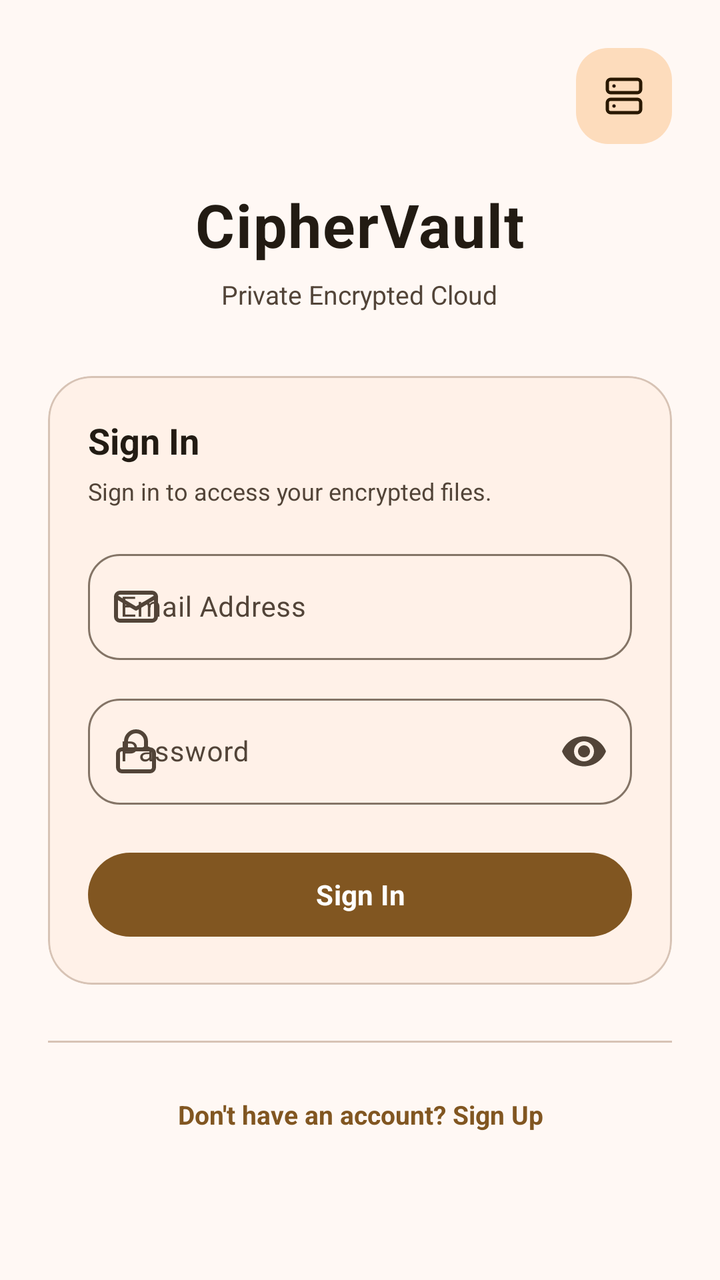
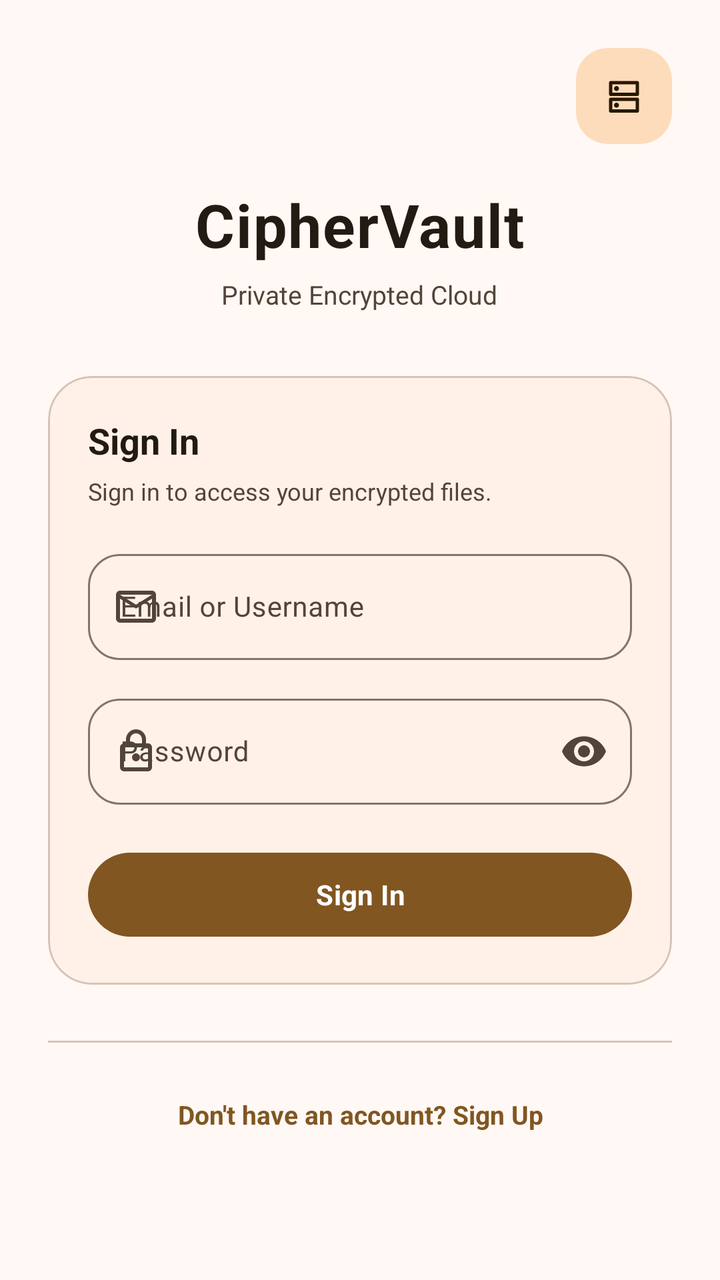

The first picture is an Android layout as it rendered before a commit; the second is the same layout after the commit. The layout source and the unified diff follow.
<!-- AndroidManifest.xml: application theme Theme.CipherVault -->
<!-- res/layout/activity_login.xml -->
<?xml version="1.0" encoding="utf-8"?>
<ScrollView xmlns:android="http://schemas.android.com/apk/res/android"
    xmlns:app="http://schemas.android.com/apk/res-auto"
    android:layout_width="match_parent"
    android:layout_height="match_parent"
    android:fillViewport="true"
    android:fitsSystemWindows="true"
    android:background="?attr/colorSurface">

    <LinearLayout
        android:layout_width="match_parent"
        android:layout_height="wrap_content"
        android:orientation="vertical"
        android:gravity="center_horizontal"
        android:paddingHorizontal="24dp"
        android:paddingTop="24dp"
        android:paddingBottom="24dp">

        
        <FrameLayout
            android:layout_width="match_parent"
            android:layout_height="wrap_content">

            <com.google.android.material.button.MaterialButton
                android:id="@+id/btnServerConfig"
                style="@style/Widget.Material3.Button.TonalButton"
                android:layout_width="48dp"
                android:layout_height="48dp"
                android:layout_gravity="end"
                android:padding="0dp"
                android:insetTop="0dp"
                android:insetBottom="0dp"
                android:insetLeft="0dp"
                android:insetRight="0dp"
                app:cornerRadius="16dp"
                app:icon="@drawable/ic_lucide_server"
                app:iconSize="20dp"
                app:iconPadding="0dp"
                app:iconGravity="textStart"
                android:contentDescription="Server Connection Settings" />

        </FrameLayout>

        
        <TextView
            android:layout_width="wrap_content"
            android:layout_height="wrap_content"
            android:layout_marginTop="20dp"
            android:text="CipherVault"
            android:textColor="?attr/colorOnSurface"
            android:textSize="30sp"
            android:fontFamily="sans-serif-medium"
            android:textStyle="bold"
            android:letterSpacing="0.02" />

        <TextView
            android:layout_width="wrap_content"
            android:layout_height="wrap_content"
            android:layout_marginTop="6dp"
            android:text="Private Encrypted Cloud"
            android:textColor="?attr/colorOnSurfaceVariant"
            android:textSize="13sp" />

        
        <com.google.android.material.card.MaterialCardView
            android:layout_width="match_parent"
            android:layout_height="wrap_content"
            android:layout_marginTop="32dp"
            app:cardBackgroundColor="?attr/colorSurfaceContainerLow"
            app:cardCornerRadius="22dp"
            app:cardElevation="0dp"
            app:strokeColor="?attr/colorOutlineVariant"
            app:strokeWidth="1dp">

            <LinearLayout
                android:layout_width="match_parent"
                android:layout_height="wrap_content"
                android:orientation="vertical"
                android:padding="20dp">

                
                <TextView
                    android:layout_width="match_parent"
                    android:layout_height="wrap_content"
                    android:text="Sign In"
                    android:textColor="?attr/colorOnSurface"
                    android:textSize="18sp"
                    android:fontFamily="sans-serif-medium"
                    android:textStyle="bold" />

                <TextView
                    android:layout_width="match_parent"
                    android:layout_height="wrap_content"
                    android:layout_marginTop="5dp"
                    android:text="Sign in to access your encrypted files."
                    android:textColor="?attr/colorOnSurfaceVariant"
                    android:textSize="12sp"
                    android:lineSpacingExtra="2dp" />

                
                <com.google.android.material.textfield.TextInputLayout
                    style="@style/Widget.Material3.TextInputLayout.OutlinedBox"
                    android:layout_width="match_parent"
                    android:layout_height="wrap_content"
                    android:layout_marginTop="18dp"
                    android:hint="Email Address"
                    app:startIconDrawable="@drawable/ic_lucide_mail"
                    app:boxCornerRadiusTopStart="16dp"
                    app:boxCornerRadiusTopEnd="16dp"
                    app:boxCornerRadiusBottomStart="16dp"
                    app:boxCornerRadiusBottomEnd="16dp">

                    <com.google.android.material.textfield.TextInputEditText
                        android:id="@+id/emailInput"
                        android:layout_width="match_parent"
                        android:layout_height="wrap_content"
                        android:inputType="textEmailAddress"
                        android:singleLine="true"
                        android:textColor="?attr/colorOnSurface"
                        android:textSize="14sp" />

                </com.google.android.material.textfield.TextInputLayout>

                
                <com.google.android.material.textfield.TextInputLayout
                    style="@style/Widget.Material3.TextInputLayout.OutlinedBox"
                    android:layout_width="match_parent"
                    android:layout_height="wrap_content"
                    android:layout_marginTop="14dp"
                    android:hint="Password"
                    app:startIconDrawable="@drawable/ic_lucide_lock"
                    app:boxCornerRadiusTopStart="16dp"
                    app:boxCornerRadiusTopEnd="16dp"
                    app:boxCornerRadiusBottomStart="16dp"
                    app:boxCornerRadiusBottomEnd="16dp"
                    app:endIconMode="password_toggle">

                    <com.google.android.material.textfield.TextInputEditText
                        android:id="@+id/passwordInput"
                        android:layout_width="match_parent"
                        android:layout_height="wrap_content"
                        android:inputType="textPassword"
                        android:singleLine="true"
                        android:textColor="?attr/colorOnSurface"
                        android:textSize="14sp" />

                </com.google.android.material.textfield.TextInputLayout>

                
                <com.google.android.material.button.MaterialButton
                    android:id="@+id/loginButton"
                    android:layout_width="match_parent"
                    android:layout_height="50dp"
                    android:layout_marginTop="20dp"
                    android:text="Sign In"
                    android:textAllCaps="false"
                    android:textColor="?attr/colorOnPrimary"
                    android:textSize="14sp"
                    android:textStyle="bold"
                    app:backgroundTint="?attr/colorPrimary"
                    app:cornerRadius="25dp" />

            </LinearLayout>

        </com.google.android.material.card.MaterialCardView>

        
        <com.google.android.material.divider.MaterialDivider
            android:layout_width="match_parent"
            android:layout_height="wrap_content"
            android:layout_marginTop="28dp"
            app:dividerColor="?attr/colorOutlineVariant" />

        
        <TextView
            android:id="@+id/registerLink"
            android:layout_width="wrap_content"
            android:layout_height="48dp"
            android:layout_marginTop="12dp"
            android:clickable="true"
            android:focusable="true"
            android:gravity="center"
            android:text="Don't have an account? Sign Up"
            android:textColor="?attr/colorPrimary"
            android:textSize="13sp"
            android:fontFamily="sans-serif-medium"
            android:textStyle="bold" />



    </LinearLayout>

</ScrollView>
<!-- resources referenced by this layout -->
<resources>
  <!-- drawable ic_lucide_lock (drawable) -->
  ﻿<vector xmlns:android="http://schemas.android.com/apk/res/android"
      android:width="24dp" android:height="24dp" android:viewportWidth="24" android:viewportHeight="24"
      android:tint="?attr/colorControlNormal">
      <path android:strokeWidth="2" android:strokeColor="#FFFFFFFF" android:strokeLineCap="round" android:strokeLineJoin="round" android:fillColor="#00000000"
          android:pathData="M5,11 H19 A2,2 0 0,1 21,13 V20 A2,2 0 0,1 19,22 H5 A2,2 0 0,1 3,20 V13 A2,2 0 0,1 5,11 Z" />
      <path android:strokeWidth="2" android:strokeColor="#FFFFFFFF" android:strokeLineCap="round" android:strokeLineJoin="round" android:fillColor="#00000000"
          android:pathData="M7,11 V7 A5,5 0 0,1 17,7 V11" />
  </vector>
  <!-- drawable ic_lucide_mail (drawable) -->
  <vector xmlns:android="http://schemas.android.com/apk/res/android"
      android:width="24dp"
      android:height="24dp"
      android:viewportWidth="24"
      android:viewportHeight="24"
      android:tint="?attr/colorControlNormal">
      <path
          android:pathData="M22,17 A2,2 0 0,1 20,19 H4 A2,2 0 0,1 2,17 V7 A2,2 0 0,1 4,5 H20 A2,2 0 0,1 22,7 Z"
          android:strokeWidth="2"
          android:strokeColor="#FFFFFFFF"
          android:strokeLineCap="round"
          android:strokeLineJoin="round"
          android:fillColor="#00000000" />
      <path
          android:pathData="M22,7 L12,13 L2,7"
          android:strokeWidth="2"
          android:strokeColor="#FFFFFFFF"
          android:strokeLineCap="round"
          android:strokeLineJoin="round"
          android:fillColor="#00000000" />
  </vector>
  <!-- drawable ic_lucide_server (drawable) -->
  ﻿<vector xmlns:android="http://schemas.android.com/apk/res/android"
      android:width="24dp" android:height="24dp" android:viewportWidth="24" android:viewportHeight="24"
      android:tint="?attr/colorControlNormal">
      <path android:strokeWidth="2" android:strokeColor="#FFFFFFFF" android:strokeLineCap="round" android:strokeLineJoin="round" android:fillColor="#00000000"
          android:pathData="M4,2 H20 A2,2 0 0,1 22,4 V8 A2,2 0 0,1 20,10 H4 A2,2 0 0,1 2,8 V4 A2,2 0 0,1 4,2 Z" />
      <path android:strokeWidth="2" android:strokeColor="#FFFFFFFF" android:strokeLineCap="round" android:strokeLineJoin="round" android:fillColor="#00000000"
          android:pathData="M4,14 H20 A2,2 0 0,1 22,16 V20 A2,2 0 0,1 20,22 H4 A2,2 0 0,1 2,20 V16 A2,2 0 0,1 4,14 Z" />
      <path android:strokeWidth="2" android:strokeColor="#FFFFFFFF" android:strokeLineCap="round" android:strokeLineJoin="round" android:fillColor="#00000000"
          android:pathData="M6,6 H6.01" />
      <path android:strokeWidth="2" android:strokeColor="#FFFFFFFF" android:strokeLineCap="round" android:strokeLineJoin="round" android:fillColor="#00000000"
          android:pathData="M6,18 H6.01" />
  </vector>
  <color name="md_theme_light_primary">#815621</color>
  <color name="md_theme_light_onPrimary">#FFFFFF</color>
  <color name="md_theme_light_secondary">#725B42</color>
  <color name="md_theme_light_onSecondary">#FFFFFF</color>
  <color name="md_theme_light_tertiary">#5D5F3D</color>
  <color name="md_theme_light_onTertiary">#FFFFFF</color>
  <color name="md_theme_light_error">#BA1A1A</color>
  <color name="md_theme_light_onError">#FFFFFF</color>
  <color name="md_theme_light_background">#FFF8F4</color>
  <color name="md_theme_light_onBackground">#221B13</color>
  <color name="md_theme_light_surface">#FFF8F4</color>
  <color name="md_theme_light_onSurface">#221B13</color>
  <color name="md_theme_light_surfaceVariant">#F3DFD1</color>
  <color name="md_theme_light_outline">#847466</color>
  <color name="md_theme_light_outlineVariant">#D7C3B5</color>
  <color name="md_theme_light_inverseSurface">#382F28</color>
  <color name="md_theme_light_surfaceDim">#E7D8CC</color>
  <color name="md_theme_light_surfaceBright">#FFF8F4</color>
  <dimen name="shape_corner_small">8dp</dimen>
  <dimen name="shape_corner_medium">12dp</dimen>
  <dimen name="shape_corner_large">16dp</dimen>
  <!-- unchanged entries left out for length: 37 -->
</resources>

<!-- the commit's change to res/layout/activity_login.xml (unified diff, before → after) -->
@@ -103,7 +103,7 @@
                     android:layout_width="match_parent"
                     android:layout_height="wrap_content"
                     android:layout_marginTop="18dp"
-                    android:hint="Email Address"
+                    android:hint="Email or Username"
                     app:startIconDrawable="@drawable/ic_lucide_mail"
                     app:boxCornerRadiusTopStart="16dp"
                     app:boxCornerRadiusTopEnd="16dp"
<!-- resource entries referenced after the edit -->
@@ -1,48 +1,43 @@
 <!-- resources referenced by this layout -->
 <resources>
   <!-- drawable ic_lucide_lock (drawable) -->
-  ﻿<vector xmlns:android="http://schemas.android.com/apk/res/android"
-      android:width="24dp" android:height="24dp" android:viewportWidth="24" android:viewportHeight="24"
+  <vector xmlns:android="http://schemas.android.com/apk/res/android"
+      android:width="24dp"
+      android:height="24dp"
+      android:viewportWidth="960"
+      android:viewportHeight="960"
       android:tint="?attr/colorControlNormal">
-      <path android:strokeWidth="2" android:strokeColor="#FFFFFFFF" android:strokeLineCap="round" android:strokeLineJoin="round" android:fillColor="#00000000"
-          android:pathData="M5,11 H19 A2,2 0 0,1 21,13 V20 A2,2 0 0,1 19,22 H5 A2,2 0 0,1 3,20 V13 A2,2 0 0,1 5,11 Z" />
-      <path android:strokeWidth="2" android:strokeColor="#FFFFFFFF" android:strokeLineCap="round" android:strokeLineJoin="round" android:fillColor="#00000000"
-          android:pathData="M7,11 V7 A5,5 0 0,1 17,7 V11" />
+      <group android:translateY="960">
+          <path
+              android:fillColor="@android:color/white"
+              android:pathData="M240-80q-33 0-56.5-23.5T160-160v-400q0-33 23.5-56.5T240-640h40v-80q0-83 58.5-141.5T480-920q83 0 141.5 58.5T680-720v80h40q33 0 56.5 23.5T800-560v400q0 33-23.5 56.5T720-80H240Zm0-80h480v-400H240v400Zm240-120q33 0 56.5-23.5T560-360q0-33-23.5-56.5T480-440q-33 0-56.5 23.5T400-360q0 33 23.5 56.5T480-280ZM360-640h240v-80q0-50-35-85t-85-35q-50 0-85 35t-35 85v80ZM240-160v-400 400Z" />
+      </group>
   </vector>
   <!-- drawable ic_lucide_mail (drawable) -->
   <vector xmlns:android="http://schemas.android.com/apk/res/android"
       android:width="24dp"
       android:height="24dp"
-      android:viewportWidth="24"
-      android:viewportHeight="24"
+      android:viewportWidth="960"
+      android:viewportHeight="960"
       android:tint="?attr/colorControlNormal">
-      <path
-          android:pathData="M22,17 A2,2 0 0,1 20,19 H4 A2,2 0 0,1 2,17 V7 A2,2 0 0,1 4,5 H20 A2,2 0 0,1 22,7 Z"
-          android:strokeWidth="2"
-          android:strokeColor="#FFFFFFFF"
-          android:strokeLineCap="round"
-          android:strokeLineJoin="round"
-          android:fillColor="#00000000" />
-      <path
-          android:pathData="M22,7 L12,13 L2,7"
-          android:strokeWidth="2"
-          android:strokeColor="#FFFFFFFF"
-          android:strokeLineCap="round"
-          android:strokeLineJoin="round"
-          android:fillColor="#00000000" />
+      <group android:translateY="960">
+          <path
+              android:fillColor="@android:color/white"
+              android:pathData="M160-160q-33 0-56.5-23.5T80-240v-480q0-33 23.5-56.5T160-800h640q33 0 56.5 23.5T880-720v480q0 33-23.5 56.5T800-160H160Zm640-480L501-453q-5 3-10.5 4.5T480-447q-5 0-10.5-1.5T459-453L160-640v400h640v-400ZM480-520l320-200H160l320 200ZM160-640v10-59 1-32 32-.5 58.5-10 400-400Z" />
+      </group>
   </vector>
   <!-- drawable ic_lucide_server (drawable) -->
-  ﻿<vector xmlns:android="http://schemas.android.com/apk/res/android"
-      android:width="24dp" android:height="24dp" android:viewportWidth="24" android:viewportHeight="24"
+  <vector xmlns:android="http://schemas.android.com/apk/res/android"
+      android:width="24dp"
+      android:height="24dp"
+      android:viewportWidth="960"
+      android:viewportHeight="960"
       android:tint="?attr/colorControlNormal">
-      <path android:strokeWidth="2" android:strokeColor="#FFFFFFFF" android:strokeLineCap="round" android:strokeLineJoin="round" android:fillColor="#00000000"
-          android:pathData="M4,2 H20 A2,2 0 0,1 22,4 V8 A2,2 0 0,1 20,10 H4 A2,2 0 0,1 2,8 V4 A2,2 0 0,1 4,2 Z" />
-      <path android:strokeWidth="2" android:strokeColor="#FFFFFFFF" android:strokeLineCap="round" android:strokeLineJoin="round" android:fillColor="#00000000"
-          android:pathData="M4,14 H20 A2,2 0 0,1 22,16 V20 A2,2 0 0,1 20,22 H4 A2,2 0 0,1 2,20 V16 A2,2 0 0,1 4,14 Z" />
-      <path android:strokeWidth="2" android:strokeColor="#FFFFFFFF" android:strokeLineCap="round" android:strokeLineJoin="round" android:fillColor="#00000000"
-          android:pathData="M6,6 H6.01" />
-      <path android:strokeWidth="2" android:strokeColor="#FFFFFFFF" android:strokeLineCap="round" android:strokeLineJoin="round" android:fillColor="#00000000"
-          android:pathData="M6,18 H6.01" />
+      <group android:translateY="960">
+          <path
+              android:fillColor="@android:color/white"
+              android:pathData="M300-720q-25 0-42.5 17.5T240-660q0 25 17.5 42.5T300-600q25 0 42.5-17.5T360-660q0-25-17.5-42.5T300-720Zm0 400q-25 0-42.5 17.5T240-260q0 25 17.5 42.5T300-200q25 0 42.5-17.5T360-260q0-25-17.5-42.5T300-320ZM160-840h640q17 0 28.5 11.5T840-800v280q0 17-11.5 28.5T800-480H160q-17 0-28.5-11.5T120-520v-280q0-17 11.5-28.5T160-840Zm40 80v200h560v-200H200Zm-40 320h640q17 0 28.5 11.5T840-400v280q0 17-11.5 28.5T800-80H160q-17 0-28.5-11.5T120-120v-280q0-17 11.5-28.5T160-440Zm40 80v200h560v-200H200Zm0-400v200-200Zm0 400v200-200Z" />
+      </group>
   </vector>
   <color name="md_theme_light_primary">#815621</color>
   <color name="md_theme_light_onPrimary">#FFFFFF</color>
